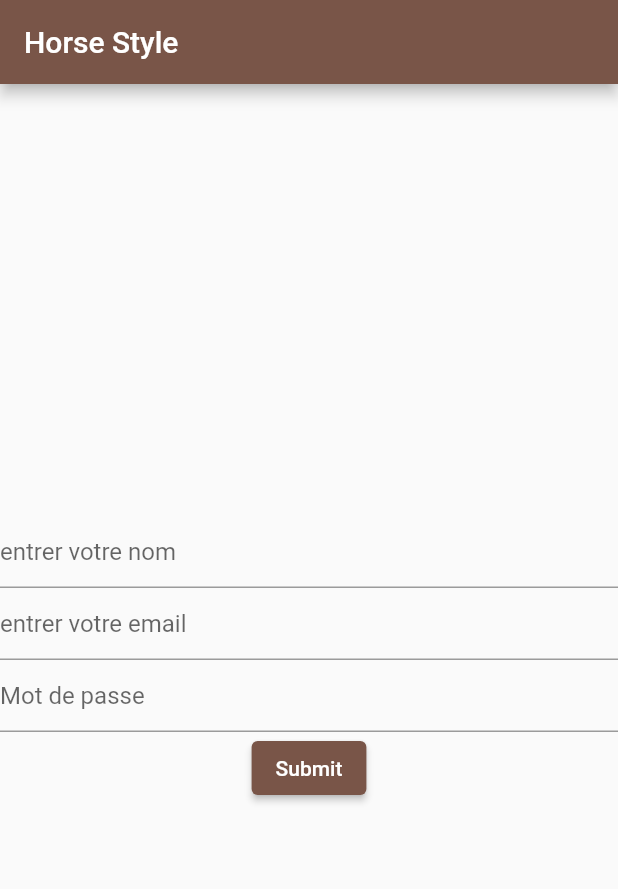
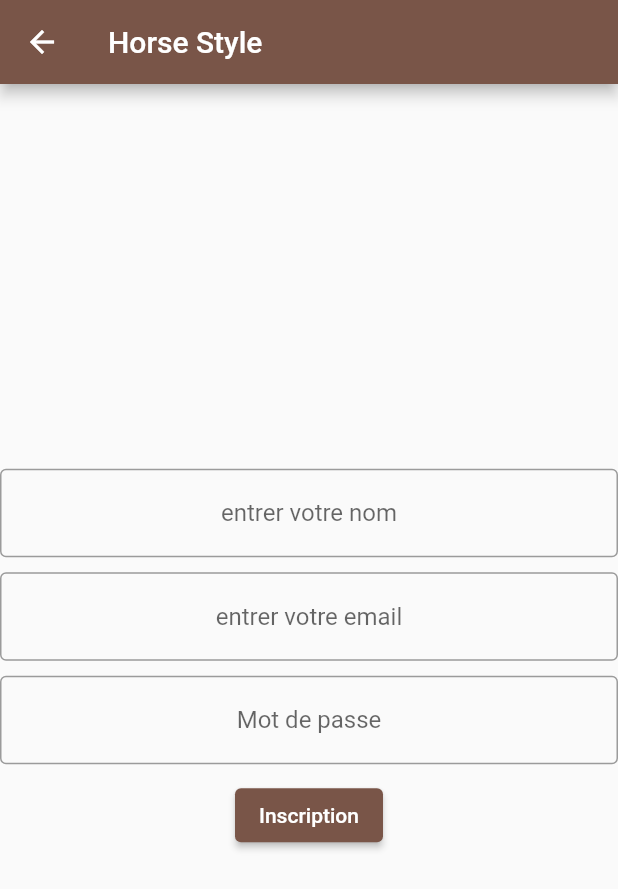
Before and after one commit to Kieran100/HorseStyle, a Flutter app: the RegisterView screen opened directly, on a phone screen of 412 x 824 dp. Shown: the top 889 px of the screen. Run offline on Flutter 3.47's test engine with Material 2 defaults, Android fonts, the light colour scheme and no system bars; missing offline and left inert: dart:ffi, mongo_dart.

Commit message:
Inscription BDD OK

```diff
--- a/lib/controller/databaseController/mongo_db_controller.dart
+++ b/lib/controller/databaseController/mongo_db_controller.dart
@@ -62,7 +62,7 @@
 
   static setUser(UserModel user) async {
     try{
-      final users = await userCollection.insertOne({
+      final users = userCollection.insertOne({
         'username': user.username,
         'email': user.email,
         'passworld': user.password,
--- a/lib/view/lessonsView.dart
+++ b/lib/view/lessonsView.dart
@@ -5,8 +5,6 @@
 import 'package:horsestyle/view/profilView.dart';
 //import 'package:horsestyle/view/registerView.dart';
 import 'package:intl/intl.dart';
-
-
 
 
 class LessonsView extends StatefulWidget {
--- a/lib/view/profilView.dart
+++ b/lib/view/profilView.dart
@@ -80,9 +80,6 @@
                       Navigator.of(context).pushNamed(HorseListView.tag);
                   },
                       child: const Text("Horse List"))
-
-
-
 
              ])  ],
           )
--- a/lib/view/registerView.dart
+++ b/lib/view/registerView.dart
@@ -1,15 +1,44 @@
 import 'package:flutter/material.dart';
+import 'package:horsestyle/model/user.dart';
+import 'package:horsestyle/controller/databaseController/mongo_db_controller.dart';
+import 'package:mongo_dart/mongo_dart.dart'as m;
 
 class RegisterView extends StatefulWidget {
   const RegisterView({Key? key}) : super(key: key);
 
-  static const tag = "register_View";
+  static const tag = "RegisterView";
 
   @override
   State<RegisterView> createState() => _RegisterViewState();
-}
+
+  }
+
 
 class _RegisterViewState extends State<RegisterView> {
+
+  TextEditingController username = TextEditingController();
+  TextEditingController email = TextEditingController();
+  TextEditingController password = TextEditingController();
+
+  void addUserToDB(username, email, password){
+    m.ObjectId id = m.ObjectId.parse("637df7046dfeac3c633d9aad");
+    UserModel user = UserModel(id, username, email, password, 0, false, false, false);
+    MongoDataBaseController.setUser(user);
+  }
+
+  void searchUserToBD(username,email,password) async{
+    print("zonfzbz");
+    await MongoDataBaseController.getUserByUsername(username).then((value){
+      if(value != null){
+        addUserToDB(username, email, password);
+        //print(addUserToDB(username, email, password))
+      }
+
+
+    });
+
+
+  }
 
   @override
   Widget build(BuildContext context) {
@@ -25,47 +54,62 @@
             crossAxisAlignment: CrossAxisAlignment.center,
             children: <Widget>[
               TextFormField(
+                textAlign: TextAlign.center,
+                controller: username,
                 decoration: const InputDecoration(
                   hintText: 'entrer votre nom',
+                    border: OutlineInputBorder()
+
                 ),
-                validator: (String? value) {
+                /*validator: (String? value) {
                   if (value == null || value.isEmpty) {
                     return 'pas de nom';
                   }
                   return null;
-                },
+                },*/
               ),
+              SizedBox(height: 10.0),
+
               TextFormField(
-                  decoration: const InputDecoration(
-                    hintText: 'entrer votre email',
-                  ),
-                validator: (String? value) {
+                textAlign: TextAlign.center,
+                controller: email,
+                decoration: const InputDecoration(
+                  hintText: 'entrer votre email',
+                    border: OutlineInputBorder()
+
+                ),
+                /*validator: (String? value) {
                   if (value == null || value.isEmpty) {
                     return 'pas d adresse mail';
                   }
                   return null;
-                },
+                },*/
               ),
+              SizedBox(height: 10.0),
               TextFormField(
+                textAlign: TextAlign.center,
+                controller: password,
                 decoration: const InputDecoration(
                   hintText: 'Mot de passe',
+                  border: OutlineInputBorder()
                 ),
-                validator: (String? value) {
+                /*validator: (String? value) {
                   if (value == null || value.isEmpty) {
                     return 'pas de mot de passe';
                   }
                   return null;
-                },
+                },*/
               ),
-               ElevatedButton(
+              SizedBox(height: 10.0),
+
+              ElevatedButton(
                 onPressed: () {
-                  if (_formKey.currentState!.validate()) {
+                    addUserToDB(username.text, email.text, password.text);
                     ScaffoldMessenger.of(context).showSnackBar(
                       const SnackBar(content: Text('Processing Data')),
                     );
-                  }
                 },
-                child: const Text('Submit'),
+                child: const Text('Inscription'),
               ),
             ]
         ),
```
Also changed, not shown: lib/main.dart (+10 -3 lines).
